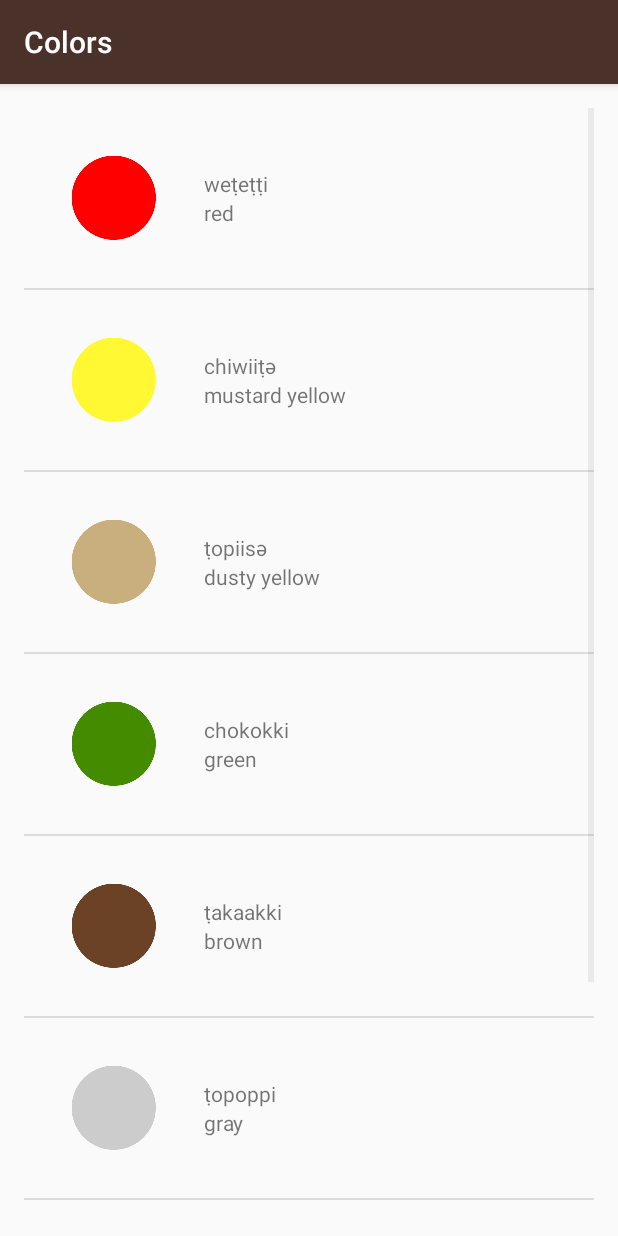
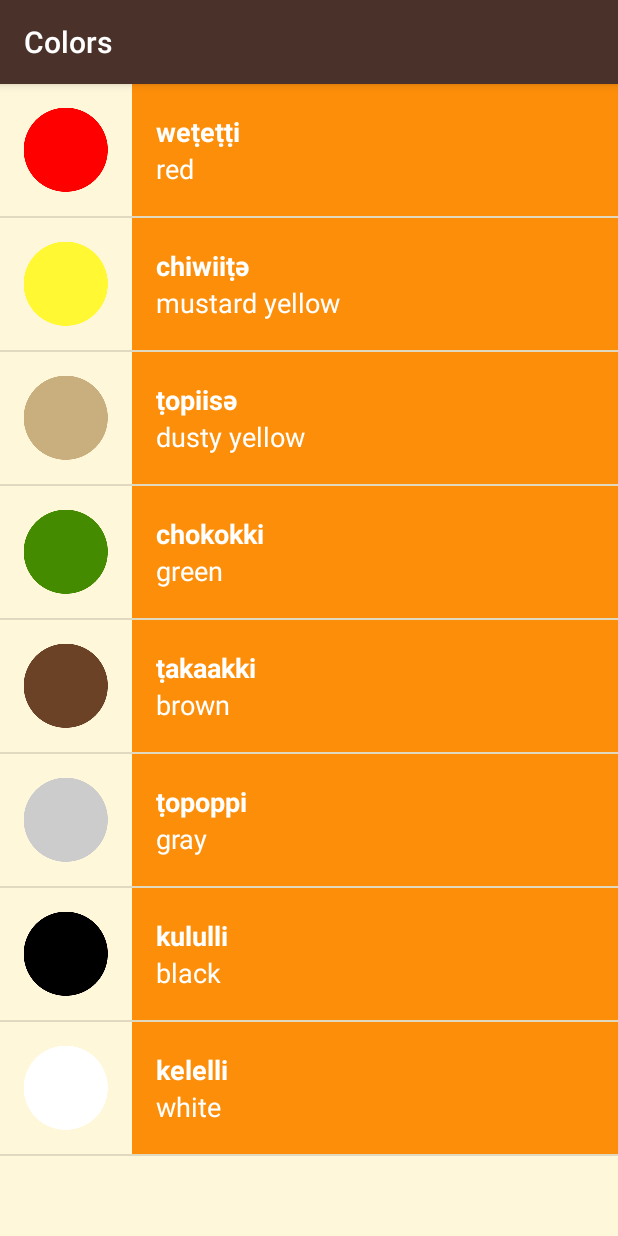
Before and after one commit to McCrog/Miwok, an Android app: the ColorsActivity screen opened directly, with no data from a screen before it, on a phone screen of 412 x 824 dp. Run offline under Robolectric (Android 15) with nearby library versions, the phone set to English and light mode, and no system bars.

Commit message:
Change app style

```diff
--- a/app/src/main/res/layout/list_item.xml
+++ b/app/src/main/res/layout/list_item.xml
@@ -3,32 +3,34 @@
     xmlns:tools="http://schemas.android.com/tools"
     android:layout_width="match_parent"
     android:layout_height="wrap_content"
-    android:orientation="horizontal"
-    android:padding="16dp">
+    android:minHeight="@dimen/list_item_height"
+    android:orientation="horizontal">
 
     <ImageView
         android:id="@+id/image"
-        android:layout_width="wrap_content"
-        android:layout_height="wrap_content"
+        android:layout_width="@dimen/list_item_height"
+        android:layout_height="@dimen/list_item_height"
         android:src="@mipmap/ic_launcher" />
 
     <LinearLayout
+        android:id="@+id/text_container"
         android:layout_width="match_parent"
-        android:layout_height="wrap_content"
-        android:layout_gravity="center_vertical"
+        android:layout_height="match_parent"
+        android:background="@color/category_numbers"
         android:orientation="vertical"
         android:paddingLeft="16dp">
 
         <TextView
             android:id="@+id/miwok_text_view"
-            android:layout_width="match_parent"
-            android:layout_height="wrap_content"
+            style="@style/WordStyle"
+            android:textStyle="bold"
+            android:gravity="bottom"
             tools:text="lutti" />
 
         <TextView
             android:id="@+id/default_text_view"
-            android:layout_width="match_parent"
-            android:layout_height="wrap_content"
+            style="@style/WordStyle"
+            android:gravity="top"
             tools:text="one" />
     </LinearLayout>
 </LinearLayout>
--- a/app/src/main/res/layout/word_list.xml
+++ b/app/src/main/res/layout/word_list.xml
@@ -1,11 +1,6 @@
 <ListView xmlns:android="http://schemas.android.com/apk/res/android"
-    xmlns:tools="http://schemas.android.com/tools"
     android:id="@+id/list"
-    android:orientation="vertical"
     android:layout_width="match_parent"
     android:layout_height="match_parent"
-    android:paddingBottom="@dimen/activity_vertical_margin"
-    android:paddingLeft="@dimen/activity_horizontal_margin"
-    android:paddingRight="@dimen/activity_horizontal_margin"
-    android:paddingTop="@dimen/activity_vertical_margin"
-    tools:context="com.example.android.miwok.NumbersActivity"/>
+    android:background="@color/tan_background"
+    android:orientation="vertical" />
--- a/app/src/main/res/values/styles.xml
+++ b/app/src/main/res/values/styles.xml
@@ -30,4 +30,13 @@
         <item name="android:textStyle">bold</item>
         <item name="android:textAppearance">?android:textAppearanceMedium</item>
     </style>
+
+    <!-- Style for a category of vocabulary words -->
+    <style name="WordStyle">
+        <item name="android:layout_width">match_parent</item>
+        <item name="android:layout_height">0dp</item>
+        <item name="android:layout_weight">1</item>
+        <item name="android:textColor">@android:color/white</item>
+        <item name="android:textAppearance">?android:textAppearanceMedium</item>
+    </style>
 </resources>
```
